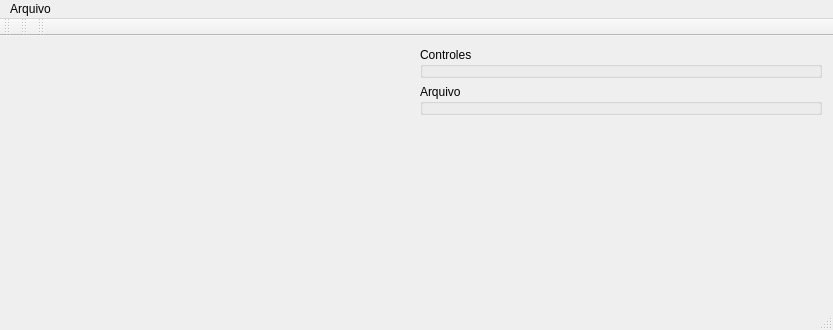
Before: the Qt Designer form src/mdptvp/mainwindow.ui in rlerm/mdpt_vp, drawn with Qt 5.
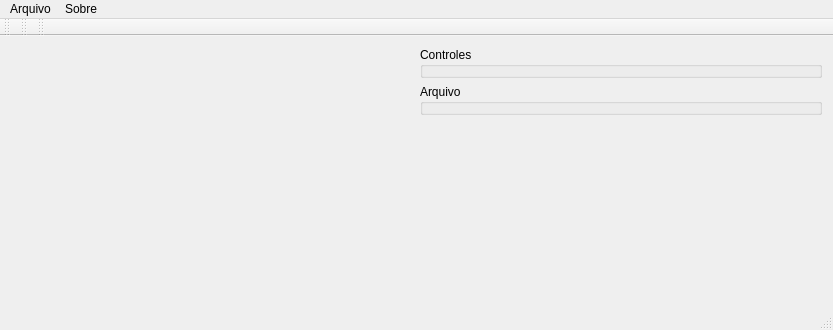
After: the same form once the commit is applied. Icons and pictures are not drawn. Custom widgets are drawn as their Qt base class.

Commit message:
Adds an "about" dialog.
The HTML page with the contents could probably be made prettier.

```diff
--- a/src/mdptvp/mainwindow.ui
+++ b/src/mdptvp/mainwindow.ui
@@ -76,7 +76,14 @@
     </property>
     <addaction name="action_sair_"/>
    </widget>
+   <widget class="QMenu" name="menu_about_">
+    <property name="title">
+     <string>Sobre</string>
+    </property>
+    <addaction name="action_about_"/>
+   </widget>
    <addaction name="menu_arquivo_"/>
+   <addaction name="menu_about_"/>
   </widget>
   <widget class="QToolBar" name="main_toolbar_">
    <attribute name="toolBarArea">
```
Left out of the diff: 5 changed lines with no effect on the pictures. The commit also changes 9 other files.
